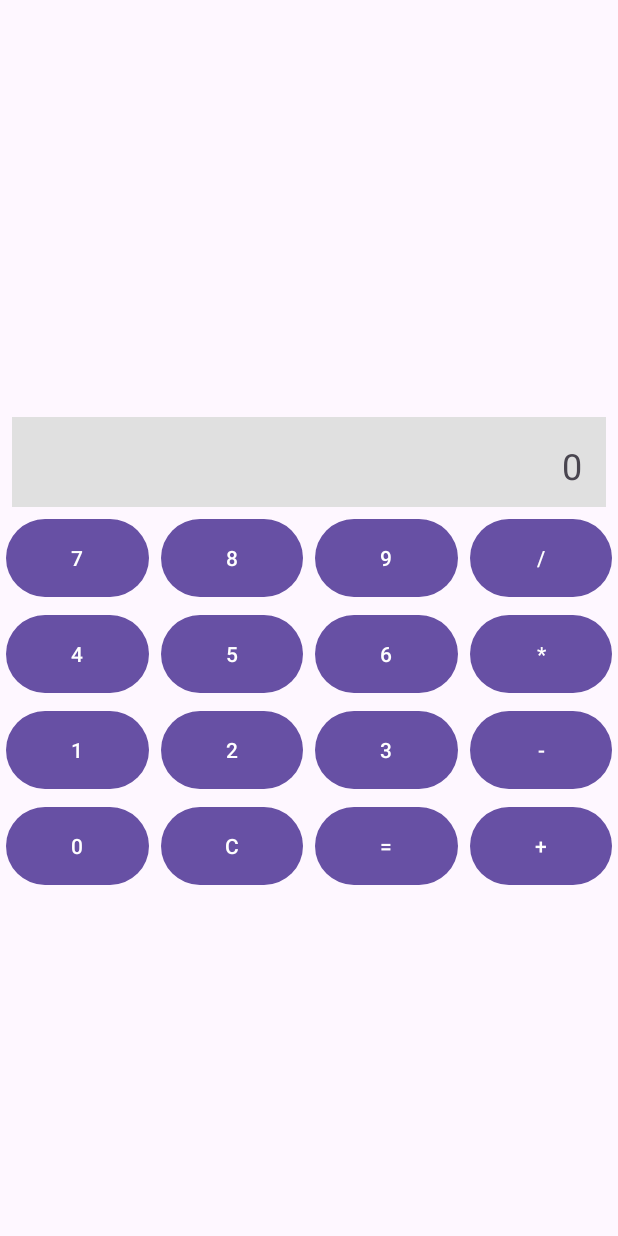
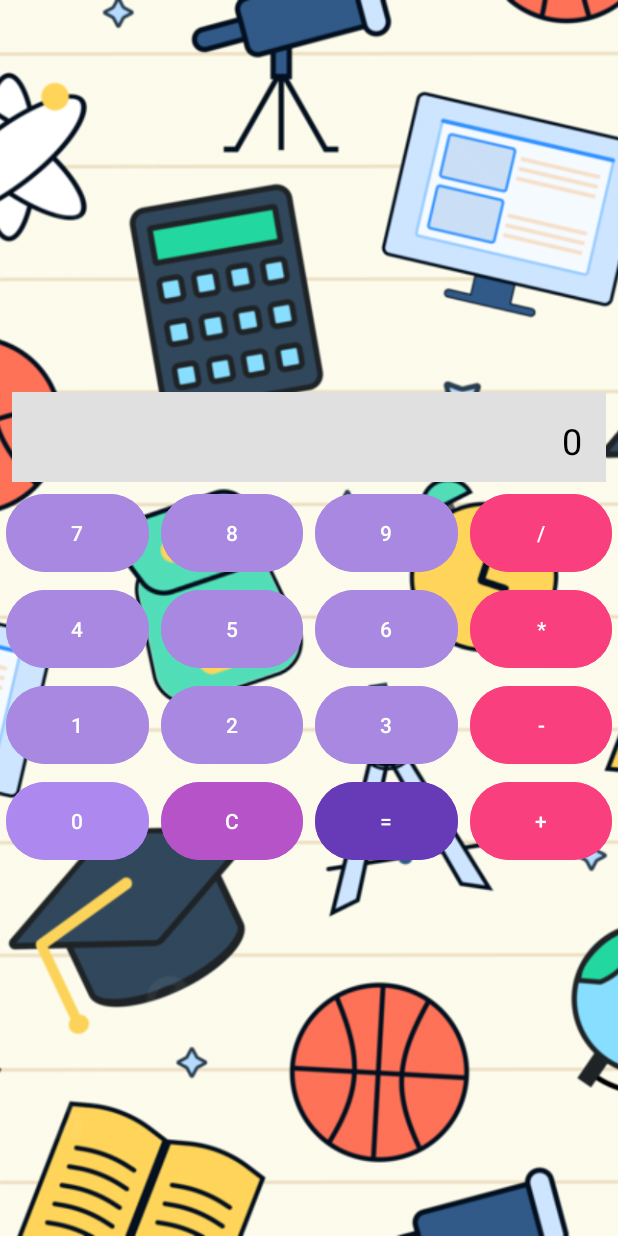
Before and after one commit to gimenavargas/Calculadora_AndroidStdio, an Android app: the screen it shows after launch (MainActivity), on a phone screen of 412 x 824 dp. Run offline under Robolectric (Android 15) with nearby library versions, the phone set to English and light mode, and no system bars.

Commit message:
actualizaciones de calculadora

```diff
--- a/app/src/main/res/layout/activity_main.xml
+++ b/app/src/main/res/layout/activity_main.xml
@@ -1,93 +1,28 @@
 <?xml version="1.0" encoding="utf-8"?>
-<androidx.constraintlayout.widget.ConstraintLayout xmlns:android="http://schemas.android.com/apk/res/android"
+<androidx.constraintlayout.widget.ConstraintLayout
+    xmlns:android="http://schemas.android.com/apk/res/android"
     xmlns:app="http://schemas.android.com/apk/res-auto"
     xmlns:tools="http://schemas.android.com/tools"
+    android:id="@+id/main"
     android:layout_width="match_parent"
-    android:id="@+id/main"
     android:layout_height="match_parent"
     tools:context=".MainActivity">
 
+    <!-- Imagen de fondo -->
+    <ImageView
+        android:id="@+id/backgroundImage"
+        android:layout_width="0dp"
+        android:layout_height="0dp"
+        android:scaleType="centerCrop"
+        android:src="@drawable/background_image"
+        app:layout_constraintTop_toTopOf="parent"
+        app:layout_constraintBottom_toBottomOf="parent"
+        app:layout_constraintStart_toStartOf="parent"
+        app:layout_constraintEnd_toEndOf="parent" />
+
     <!-- Display TextView -->
 
-    <!-- Button 7 -->
-
-    <!-- Button 8 -->
-
-    <!-- Button 9 -->
-
-    <!-- Divide Button (/) -->
-
-    <!-- Button 4 -->
-
-    <!-- Button 5 -->
-
-    <!-- Button 6 -->
-    <Button
-        android:id="@+id/btn5"
-        android:layout_width="0dp"
-        android:layout_height="60dp"
-        android:layout_margin="4dp"
-        android:layout_marginTop="4dp"
-        android:text="5"
-        app:layout_constraintLeft_toRightOf="@id/btn4"
-        app:layout_constraintRight_toLeftOf="@id/btn6"
-        app:layout_constraintTop_toBottomOf="@id/btn8" />
-
-    <Button
-        android:id="@+id/btnEquals"
-        android:layout_width="0dp"
-        android:layout_height="60dp"
-        android:layout_margin="4dp"
-        android:layout_marginTop="20dp"
-        android:text="="
-        app:layout_constraintLeft_toRightOf="@id/btnClear"
-        app:layout_constraintRight_toLeftOf="@id/btnAdd"
-        app:layout_constraintTop_toBottomOf="@id/btn3" />
-
-    <Button
-        android:id="@+id/btn9"
-        android:layout_width="0dp"
-        android:layout_height="60dp"
-        android:layout_margin="4dp"
-        android:layout_marginTop="4dp"
-        android:text="9"
-        app:layout_constraintLeft_toRightOf="@id/btn8"
-        app:layout_constraintRight_toLeftOf="@id/btnDivide"
-        app:layout_constraintTop_toBottomOf="@id/tvDisplay" />
-
-    <Button
-        android:id="@+id/btn2"
-        android:layout_width="0dp"
-        android:layout_height="60dp"
-        android:layout_margin="4dp"
-        android:layout_marginTop="4dp"
-        android:text="2"
-        app:layout_constraintLeft_toRightOf="@id/btn1"
-        app:layout_constraintRight_toLeftOf="@id/btn3"
-        app:layout_constraintTop_toBottomOf="@id/btn5" />
-
-    <Button
-        android:id="@+id/btnMultiply"
-        android:layout_width="0dp"
-        android:layout_height="60dp"
-        android:layout_margin="4dp"
-        android:layout_marginTop="4dp"
-        android:text="*"
-        app:layout_constraintLeft_toRightOf="@id/btn6"
-        app:layout_constraintRight_toRightOf="parent"
-        app:layout_constraintTop_toBottomOf="@id/btnDivide" />
-
-    <Button
-        android:id="@+id/btn8"
-        android:layout_width="0dp"
-        android:layout_height="60dp"
-        android:layout_margin="4dp"
-        android:layout_marginTop="4dp"
-        android:text="8"
-        app:layout_constraintLeft_toRightOf="@id/btn7"
-        app:layout_constraintRight_toLeftOf="@id/btn9"
-        app:layout_constraintTop_toBottomOf="@id/tvDisplay" />
-
+    <!-- Botones de la calculadora -->
     <TextView
         android:id="@+id/tvDisplay"
         android:layout_width="0dp"
@@ -97,90 +32,14 @@
         android:gravity="end"
         android:padding="16dp"
         android:text="0"
+        android:textColor="@android:color/black"
         android:textSize="24sp"
         app:layout_constraintBottom_toBottomOf="parent"
-        app:layout_constraintHorizontal_bias="0.687"
-        app:layout_constraintLeft_toLeftOf="parent"
-        app:layout_constraintRight_toRightOf="parent"
-        app:layout_constraintTop_toTopOf="parent"
-        app:layout_constraintVertical_bias="0.361" />
-
-    <Button
-        android:id="@+id/btnSubtract"
-        android:layout_width="0dp"
-        android:layout_height="60dp"
-        android:layout_margin="4dp"
-        android:layout_marginTop="4dp"
-        android:text="-"
-        app:layout_constraintLeft_toRightOf="@id/btn3"
-        app:layout_constraintRight_toRightOf="parent"
-        app:layout_constraintTop_toBottomOf="@id/btnMultiply" />
-
-    <Button
-        android:id="@+id/btnDivide"
-        android:layout_width="0dp"
-        android:layout_height="60dp"
-        android:layout_margin="4dp"
-        android:layout_marginTop="4dp"
-        android:text="/"
-        app:layout_constraintLeft_toRightOf="@id/btn9"
-        app:layout_constraintRight_toRightOf="parent"
-        app:layout_constraintTop_toBottomOf="@id/tvDisplay" />
-
-    <Button
-        android:id="@+id/btn3"
-        android:layout_width="0dp"
-        android:layout_height="60dp"
-        android:layout_margin="4dp"
-        android:layout_marginTop="4dp"
-        android:text="3"
-        app:layout_constraintLeft_toRightOf="@id/btn2"
-        app:layout_constraintRight_toLeftOf="@id/btnSubtract"
-        app:layout_constraintTop_toBottomOf="@id/btn6" />
-
-    <Button
-        android:id="@+id/btnAdd"
-        android:layout_width="0dp"
-        android:layout_height="60dp"
-        android:layout_margin="4dp"
-        android:layout_marginTop="20dp"
-        android:text="+"
-        app:layout_constraintLeft_toRightOf="@id/btnEquals"
-        app:layout_constraintRight_toRightOf="parent"
-        app:layout_constraintTop_toBottomOf="@id/btnSubtract" />
-
-    <Button
-        android:id="@+id/btn1"
-        android:layout_width="0dp"
-        android:layout_height="60dp"
-        android:layout_margin="4dp"
-        android:layout_marginTop="4dp"
-        android:text="1"
-        app:layout_constraintLeft_toLeftOf="parent"
-        app:layout_constraintRight_toLeftOf="@id/btn2"
-        app:layout_constraintTop_toBottomOf="@id/btn4" />
-
-    <Button
-        android:id="@+id/btnClear"
-        android:layout_width="0dp"
-        android:layout_height="60dp"
-        android:layout_margin="4dp"
-        android:layout_marginTop="20dp"
-        android:text="C"
-        app:layout_constraintLeft_toRightOf="@id/btn0"
-        app:layout_constraintRight_toLeftOf="@id/btnEquals"
-        app:layout_constraintTop_toBottomOf="@id/btn2" />
-
-    <Button
-        android:id="@+id/btn0"
-        android:layout_width="0dp"
-        android:layout_height="60dp"
-        android:layout_margin="4dp"
-        android:layout_marginTop="20dp"
-        android:text="0"
-        app:layout_constraintLeft_toLeftOf="parent"
-        app:layout_constraintRight_toLeftOf="@id/btnClear"
-        app:layout_constraintTop_toBottomOf="@id/btn1" />
+        app:layout_constraintEnd_toEndOf="parent"
+        app:layout_constraintHorizontal_bias="1.0"
+        app:layout_constraintStart_toStartOf="parent"
+        app:layout_constraintTop_toTopOf="@+id/backgroundImage"
+        app:layout_constraintVertical_bias="0.339" />
 
     <Button
         android:id="@+id/btn7"
@@ -188,49 +47,178 @@
         android:layout_height="60dp"
         android:layout_margin="4dp"
         android:layout_marginTop="4dp"
+        android:backgroundTint="#A988E2"
         android:text="7"
         app:layout_constraintLeft_toLeftOf="parent"
         app:layout_constraintRight_toLeftOf="@id/btn8"
         app:layout_constraintTop_toBottomOf="@id/tvDisplay" />
 
     <Button
+        android:id="@+id/btn8"
+        android:layout_width="0dp"
+        android:layout_height="60dp"
+        android:layout_margin="4dp"
+        android:backgroundTint="#A988E2"
+        android:text="8"
+        app:layout_constraintLeft_toRightOf="@id/btn7"
+        app:layout_constraintRight_toLeftOf="@id/btn9"
+        app:layout_constraintTop_toBottomOf="@id/tvDisplay" />
+
+    <Button
+        android:id="@+id/btn9"
+        android:layout_width="0dp"
+        android:layout_height="60dp"
+        android:layout_margin="4dp"
+        android:backgroundTint="#A988E2"
+        android:text="9"
+        app:layout_constraintLeft_toRightOf="@id/btn8"
+        app:layout_constraintRight_toLeftOf="@id/btnDivide"
+        app:layout_constraintTop_toBottomOf="@id/tvDisplay" />
+
+    <Button
+        android:id="@+id/btnDivide"
+        android:layout_width="0dp"
+        android:layout_height="60dp"
+        android:layout_margin="4dp"
+        android:backgroundTint="#FA3F7E"
+        android:text="/"
+        app:layout_constraintLeft_toRightOf="@id/btn9"
+        app:layout_constraintRight_toRightOf="parent"
+        app:layout_constraintTop_toBottomOf="@id/tvDisplay" />
+
+    <!-- Más botones de la calculadora (similar a los botones de arriba) -->
+    <Button
         android:id="@+id/btn4"
         android:layout_width="0dp"
         android:layout_height="60dp"
         android:layout_margin="4dp"
-        android:layout_marginTop="4dp"
+        android:backgroundTint="#A988E2"
         android:text="4"
         app:layout_constraintLeft_toLeftOf="parent"
         app:layout_constraintRight_toLeftOf="@id/btn5"
         app:layout_constraintTop_toBottomOf="@id/btn7" />
 
     <Button
+        android:id="@+id/btn5"
+        android:layout_width="0dp"
+        android:layout_height="60dp"
+        android:layout_margin="4dp"
+        android:backgroundTint="#A988E2"
+        android:text="5"
+        app:layout_constraintLeft_toRightOf="@id/btn4"
+        app:layout_constraintRight_toLeftOf="@id/btn6"
+        app:layout_constraintTop_toBottomOf="@id/btn8" />
+
+    <Button
         android:id="@+id/btn6"
         android:layout_width="0dp"
         android:layout_height="60dp"
         android:layout_margin="4dp"
-        android:layout_marginTop="4dp"
+        android:backgroundTint="#A988E2"
         android:text="6"
         app:layout_constraintLeft_toRightOf="@id/btn5"
         app:layout_constraintRight_toLeftOf="@id/btnMultiply"
         app:layout_constraintTop_toBottomOf="@id/btn9" />
 
-    <!-- Multiply Button (*) -->
+    <Button
+        android:id="@+id/btnMultiply"
+        android:layout_width="0dp"
+        android:layout_height="60dp"
+        android:layout_margin="4dp"
+        android:backgroundTint="#FA3F7E"
+        android:text="*"
+        app:layout_constraintLeft_toRightOf="@id/btn6"
+        app:layout_constraintRight_toRightOf="parent"
+        app:layout_constraintTop_toBottomOf="@id/btnDivide" />
 
-    <!-- Button 1 -->
+    <!-- Otros botones de la calculadora -->
+    <Button
+        android:id="@+id/btn1"
+        android:layout_width="0dp"
+        android:layout_height="60dp"
+        android:layout_margin="4dp"
+        android:backgroundTint="#A988E2"
+        android:text="1"
+        app:layout_constraintLeft_toLeftOf="parent"
+        app:layout_constraintRight_toLeftOf="@id/btn2"
+        app:layout_constraintTop_toBottomOf="@id/btn4" />
 
-    <!-- Button 2 -->
+    <Button
+        android:id="@+id/btn2"
+        android:layout_width="0dp"
+        android:layout_height="60dp"
+        android:layout_margin="4dp"
+        android:backgroundTint="#A988E2"
+        android:text="2"
+        app:layout_constraintLeft_toRightOf="@id/btn1"
+        app:layout_constraintRight_toLeftOf="@id/btn3"
+        app:layout_constraintTop_toBottomOf="@id/btn5" />
 
-    <!-- Button 3 -->
+    <Button
+        android:id="@+id/btn3"
+        android:layout_width="0dp"
+        android:layout_height="60dp"
+        android:layout_margin="4dp"
+        android:backgroundTint="#A988E2"
+        android:text="3"
+        app:layout_constraintLeft_toRightOf="@id/btn2"
+        app:layout_constraintRight_toLeftOf="@id/btnSubtract"
+        app:layout_constraintTop_toBottomOf="@id/btn6" />
 
-    <!-- Subtract Button (-) -->
+    <Button
+        android:id="@+id/btnSubtract"
+        android:layout_width="0dp"
+        android:layout_height="60dp"
+        android:layout_margin="4dp"
+        android:backgroundTint="#FA3F7E"
+        android:text="-"
+        app:layout_constraintLeft_toRightOf="@id/btn3"
+        app:layout_constraintRight_toRightOf="parent"
+        app:layout_constraintTop_toBottomOf="@id/btnMultiply" />
 
-    <!-- Button 0 -->
+    <!-- Botones 0, Clear, Equals y Add -->
+    <Button
+        android:id="@+id/btn0"
+        android:layout_width="0dp"
+        android:layout_height="60dp"
+        android:layout_margin="4dp"
+        android:backgroundTint="#AD88EF"
+        android:text="0"
+        app:layout_constraintLeft_toLeftOf="parent"
+        app:layout_constraintRight_toLeftOf="@id/btnClear"
+        app:layout_constraintTop_toBottomOf="@id/btn1" />
 
-    <!-- Clear Button (C) -->
+    <Button
+        android:id="@+id/btnClear"
+        android:layout_width="0dp"
+        android:layout_height="60dp"
+        android:layout_margin="4dp"
+        android:backgroundTint="#B753C8"
+        android:text="C"
+        app:layout_constraintLeft_toRightOf="@id/btn0"
+        app:layout_constraintRight_toLeftOf="@id/btnEquals"
+        app:layout_constraintTop_toBottomOf="@id/btn2" />
 
-    <!-- Equals Button (=) -->
+    <Button
+        android:id="@+id/btnEquals"
+        android:layout_width="0dp"
+        android:layout_height="60dp"
+        android:layout_margin="4dp"
+        android:backgroundTint="#673AB7"
+        android:text="="
+        app:layout_constraintLeft_toRightOf="@id/btnClear"
+        app:layout_constraintRight_toLeftOf="@id/btnAdd"
+        app:layout_constraintTop_toBottomOf="@id/btn3" />
 
-    <!-- Add Button (+) -->
+    <Button
+        android:id="@+id/btnAdd"
+        android:layout_width="0dp"
+        android:layout_height="60dp"
+        android:layout_margin="4dp"
+        android:backgroundTint="#FA3F7E"
+        android:text="+"
+        app:layout_constraintLeft_toRightOf="@id/btnEquals"
+        app:layout_constraintRight_toRightOf="parent"
+        app:layout_constraintTop_toBottomOf="@id/btnSubtract" />
 
 </androidx.constraintlayout.widget.ConstraintLayout>
```
